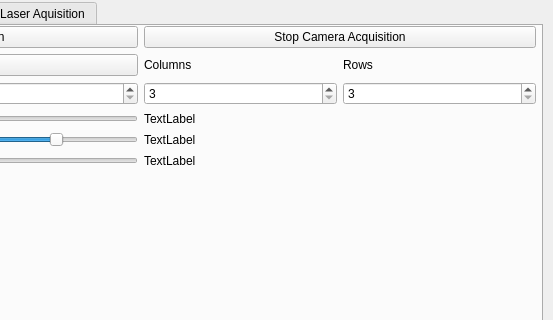
Before: the Qt Designer form ApplicationUI/AppDesign.ui in diegotonetti99/Cobot-Sawyer-Laser, drawn with Qt 5; both pictures show x 257 to 810 and y 0 to 320 of the 810 by 625 pixel window.
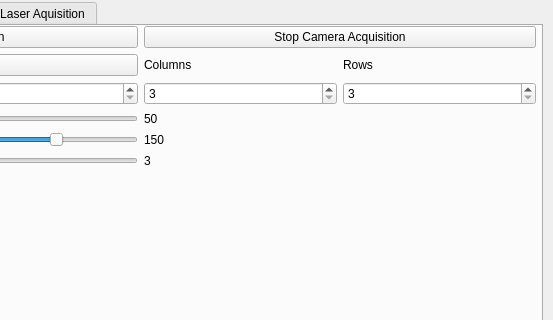
After: the same form once the commit is applied. The open tabs and pages were chosen to show the change.

What changed in the file:
```diff
--- a/ApplicationUI/AppDesign.ui
+++ b/ApplicationUI/AppDesign.ui
@@ -85,7 +85,7 @@
         <height>531</height>
        </rect>
       </property>
-      <layout class="QGridLayout" name="gridLayout_2" rowstretch="1,1,1,1,1,5,0,0,0,0" columnstretch="1,1,1,1">
+      <layout class="QGridLayout" name="gridLayout_2" rowstretch="1,1,1,1,1,5,0,0" columnstretch="1,1,1,1">
        <item row="0" column="0" colspan="2">
         <widget class="QPushButton" name="start_camera_acquisition_cal_btn">
          <property name="text">
@@ -130,7 +130,7 @@
        <item row="4" column="2">
         <widget class="QLabel" name="label_5">
          <property name="text">
-          <string>TextLabel</string>
+          <string>150</string>
          </property>
         </widget>
        </item>
@@ -186,7 +186,7 @@
        <item row="3" column="2">
         <widget class="QLabel" name="label_4">
          <property name="text">
-          <string>TextLabel</string>
+          <string>50</string>
          </property>
          <property name="scaledContents">
           <bool>false</bool>
@@ -232,7 +232,7 @@
        <item row="5" column="2">
         <widget class="QLabel" name="label_6">
          <property name="text">
-          <string>TextLabel</string>
+          <string>3</string>
          </property>
         </widget>
        </item>
```
Left out of the diff: 131 changed lines with no effect on the pictures.
